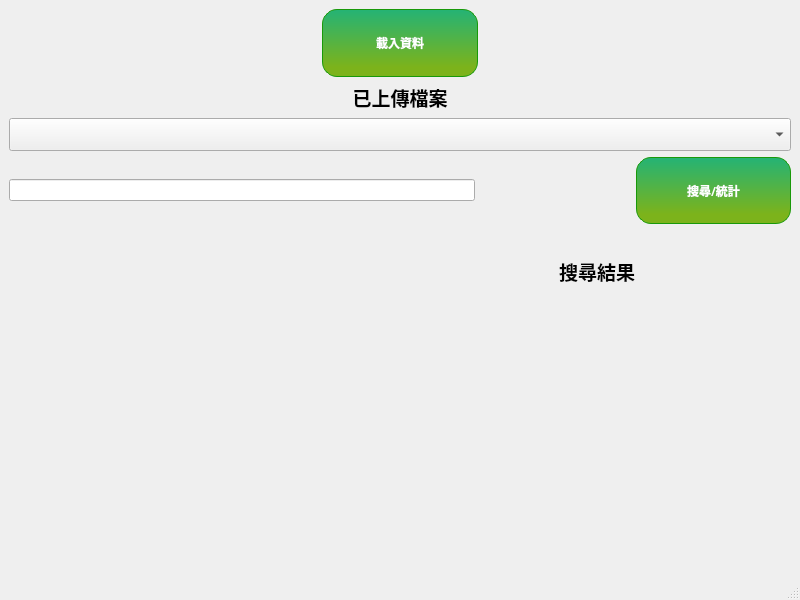
The window that MainWindow.ui (Jay22123/Search_Engine) describes before a commit, drawn with Qt 5.
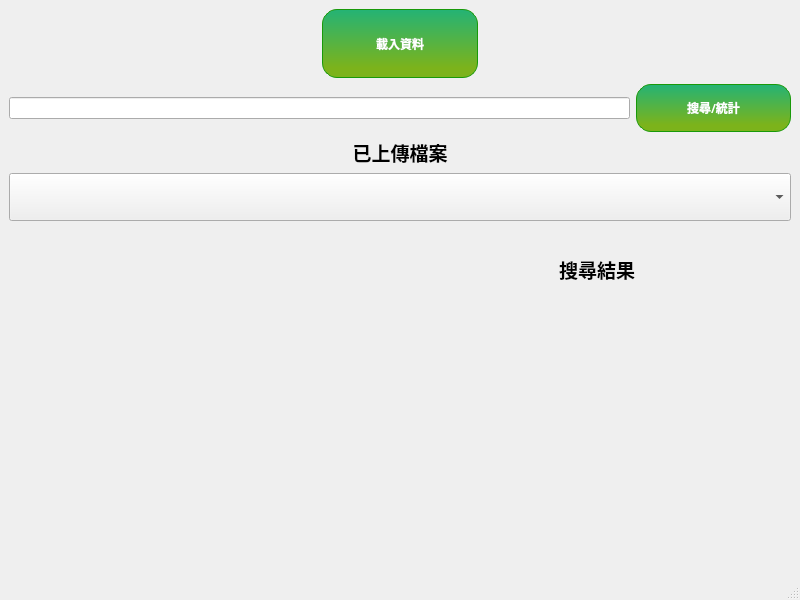
The same window after the commit.

Patch:
```diff
--- a/MainWindow.ui
+++ b/MainWindow.ui
@@ -18,7 +18,7 @@
     <item>
      <layout class="QVBoxLayout" name="verticalLayout_4" stretch="9">
       <item>
-       <layout class="QVBoxLayout" name="verticalLayout" stretch="1,1,1,5">
+       <layout class="QVBoxLayout" name="verticalLayout" stretch="1,2,5">
         <item>
          <layout class="QHBoxLayout" name="horizontalLayout_3" stretch="2,1,2">
           <item>
@@ -110,7 +110,81 @@
          </layout>
         </item>
         <item>
-         <layout class="QVBoxLayout" name="verticalLayout_3" stretch="1,2">
+         <layout class="QVBoxLayout" name="verticalLayout_3" stretch="2,1,2">
+          <item>
+           <layout class="QHBoxLayout" name="horizontalLayout_2" stretch="8,2">
+            <item>
+             <widget class="QLineEdit" name="lineEdit">
+              <property name="sizePolicy">
+               <sizepolicy hsizetype="Preferred" vsizetype="Maximum">
+                <horstretch>0</horstretch>
+                <verstretch>0</verstretch>
+               </sizepolicy>
+              </property>
+             </widget>
+            </item>
+            <item>
+             <widget class="QPushButton" name="Search">
+              <property name="sizePolicy">
+               <sizepolicy hsizetype="Preferred" vsizetype="Preferred">
+                <horstretch>0</horstretch>
+                <verstretch>0</verstretch>
+               </sizepolicy>
+              </property>
+              <property name="font">
+               <font>
+                <family>Adobe Devanagari</family>
+                <weight>75</weight>
+                <italic>false</italic>
+                <bold>true</bold>
+               </font>
+              </property>
+              <property name="styleSheet">
+               <string notr="true"> QPushButton {
+                border: 1px solid #199909;
+                border-radius: 15px;
+                color: white;
+                font: bold;
+                padding-left:10px;
+                padding-right:10px;
+                background-color: qlineargradient(x1: 0, y1: 0, x2: 0, y2: 0.86,stop: 0 #24B375, stop: 1 #7CB31B);
+               
+            }
+            QPushButton:hover {
+                background-color: #6A4005;
+                border: 7px dashed #09940E;
+                border-radius: 15px;
+                padding-left:10px;
+                padding-right:10px;
+                color: white;
+                font: bold;
+                background-color: qlineargradient(x1: 0, y1: 0, x2: 0, y2: 0.86,stop: 0 #24B375, stop: 1 #7CB31B);
+            }
+            QPushButton:pressed {
+                border: 1px solid #333333;
+                background-color: #127005;
+                padding-left:10px;
+                padding-right:10px;
+                color: white;
+                font: bold;
+                background-color: qlineargradient(x1: 0, y1: 0, x2: 0, y2: 0.67, stop: 0 #127005, stop: 1 #127005);
+            }
+             QPushButton:checked {
+                border: 1px solid #333333;
+                padding-left:10px;
+                padding-right:10px;
+                color: white;
+                font: bold;
+            }
+</string>
+              </property>
+              <property name="text">
+               <string>搜尋/統計</string>
+              </property>
+             </widget>
+            </item>
+           </layout>
+          </item>
           <item>
            <widget class="QLabel" name="label_4">
             <property name="font">
@@ -141,99 +215,18 @@
           </item>
          </layout>
         </item>
-        <item>
-         <layout class="QHBoxLayout" name="horizontalLayout_2" stretch="6,2,2">
-          <item>
-           <widget class="QLineEdit" name="lineEdit">
-            <property name="sizePolicy">
-             <sizepolicy hsizetype="Preferred" vsizetype="Maximum">
-              <horstretch>0</horstretch>
-              <verstretch>0</verstretch>
-             </sizepolicy>
-            </property>
-           </widget>
-          </item>
-          <item>
-           <spacer name="horizontalSpacer">
-            <property name="orientation">
-             <enum>Qt::Horizontal</enum>
-            </property>
-            <property name="sizeHint" stdset="0">
-             <size>
-              <width>40</width>
-              <height>20</height>
-             </size>
-            </property>
-           </spacer>
-          </item>
-          <item>
-           <widget class="QPushButton" name="Search">
-            <property name="sizePolicy">
-             <sizepolicy hsizetype="Preferred" vsizetype="Preferred">
-              <horstretch>0</horstretch>
-              <verstretch>0</verstretch>
-             </sizepolicy>
-            </property>
-            <property name="font">
-             <font>
-              <family>Adobe Devanagari</family>
-              <weight>75</weight>
-              <italic>false</italic>
-              <bold>true</bold>
-             </font>
-            </property>
-            <property name="styleSheet">
-             <string notr="true"> QPushButton {
-                border: 1px solid #199909;
-                border-radius: 15px;
-                color: white;
-                font: bold;
-                padding-left:10px;
-                padding-right:10px;
-                background-color: qlineargradient(x1: 0, y1: 0, x2: 0, y2: 0.86,stop: 0 #24B375, stop: 1 #7CB31B);
-               
-            }
-            QPushButton:hover {
-                background-color: #6A4005;
-                border: 7px dashed #09940E;
-                border-radius: 15px;
-                padding-left:10px;
-                padding-right:10px;
-                color: white;
-                font: bold;
-                background-color: qlineargradient(x1: 0, y1: 0, x2: 0, y2: 0.86,stop: 0 #24B375, stop: 1 #7CB31B);
-            }
-            QPushButton:pressed {
-                border: 1px solid #333333;
-                background-color: #127005;
-                padding-left:10px;
-                padding-right:10px;
-                color: white;
-                font: bold;
-                background-color: qlineargradient(x1: 0, y1: 0, x2: 0, y2: 0.67, stop: 0 #127005, stop: 1 #127005);
-            }
-             QPushButton:checked {
-                border: 1px solid #333333;
-                padding-left:10px;
-                padding-right:10px;
-                color: white;
-                font: bold;
-            }
-</string>
-            </property>
-            <property name="text">
-             <string>搜尋/統計</string>
-            </property>
-           </widget>
-          </item>
-         </layout>
-        </item>
         <item>
          <layout class="QHBoxLayout" name="horizontalLayout_4" stretch="0,0">
           <item>
            <layout class="QVBoxLayout" name="verticalLayout_5" stretch="1,3">
             <item>
              <widget class="QLabel" name="title">
+              <property name="sizePolicy">
+               <sizepolicy hsizetype="Preferred" vsizetype="Preferred">
+                <horstretch>0</horstretch>
+                <verstretch>0</verstretch>
+               </sizepolicy>
+              </property>
               <property name="font">
                <font>
                 <family>微軟正黑體</family>
@@ -242,6 +235,9 @@
                 <bold>true</bold>
                </font>
               </property>
+              <property name="styleSheet">
+               <string notr="true"/>
+              </property>
               <property name="text">
                <string/>
               </property>
```
